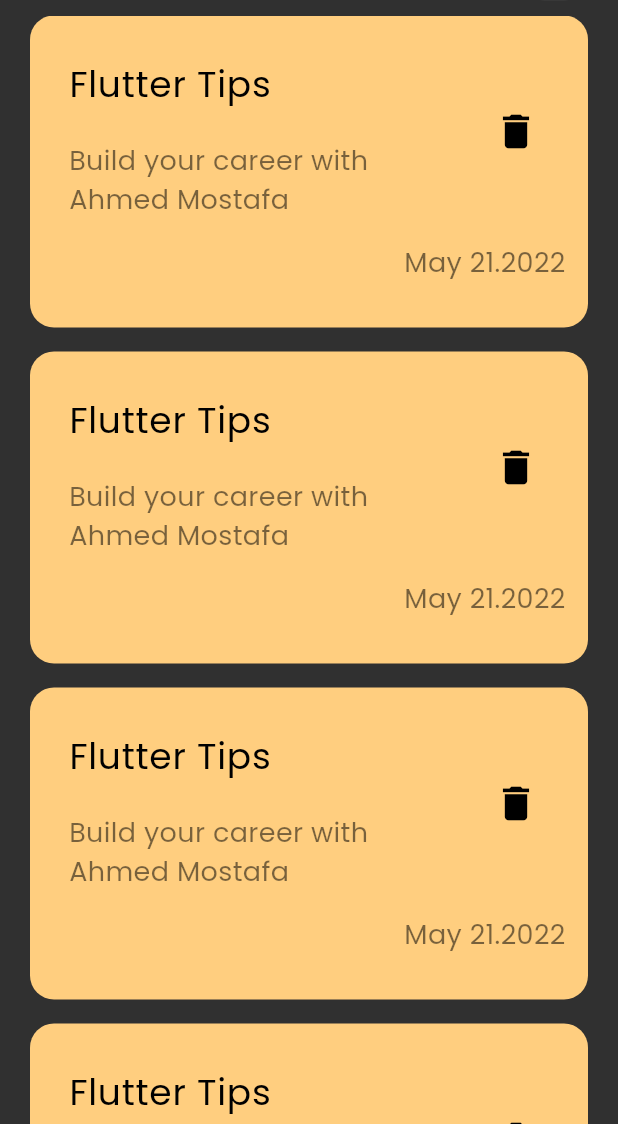
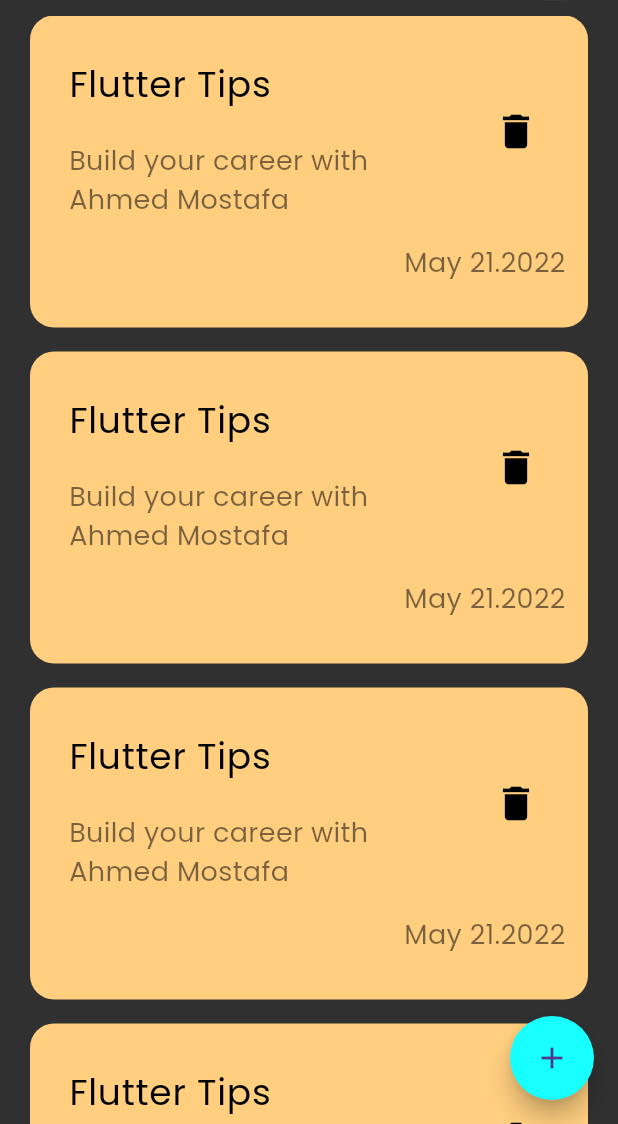
Before and after one commit to Elgedawi/notes_app, a Flutter app: the screen it shows after launch, on a phone screen of 412 x 824 dp, the part 112-1236 px from its top. Run offline on Flutter 3.47's test engine with Material 3 defaults, Android fonts, the phone set to English and light mode, and no system bars.

Commit message:
create floating action button

```diff
--- a/lib/views/home_view.dart
+++ b/lib/views/home_view.dart
@@ -8,9 +8,17 @@ class HomeView extends StatelessWidget {
   @override
   Widget build(BuildContext context) {
     return Scaffold(
-      body: Padding(
-        padding: const EdgeInsets.symmetric(horizontal: 20),
-        child: const Column(
+      floatingActionButton: FloatingActionButton(
+        shape: RoundedRectangleBorder(
+          borderRadius: BorderRadiusGeometry.circular(50),
+        ),
+        backgroundColor: Colors.cyanAccent,
+        onPressed: () {},
+        child: const Icon(Icons.add),
+      ),
+      body: const Padding(
+        padding: EdgeInsets.symmetric(horizontal: 20),
+        child: Column(
           children: [
             SizedBox(height: 30),
             CustomAppBar(),
```
